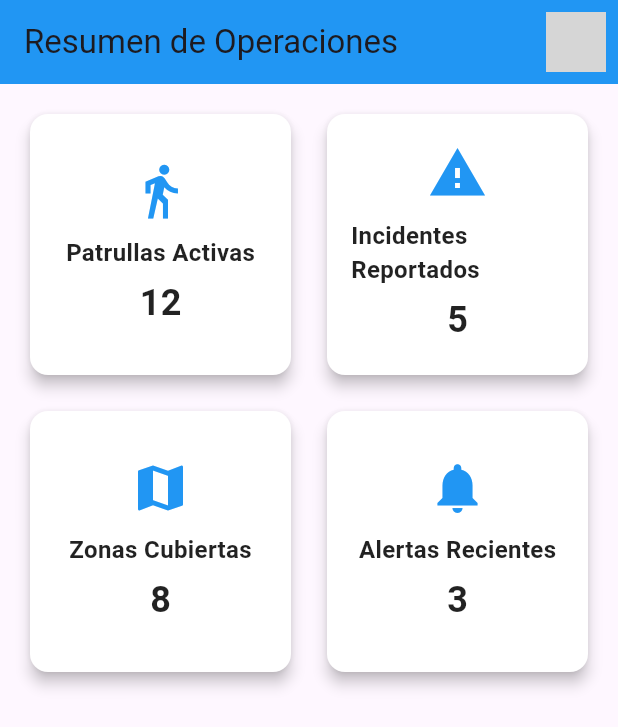
After one commit to richrdPere/13.-App-Sistema-de-Patrullaje-Cusco, a Flutter app: the DashboardScreen screen opened directly, on a phone screen of 412 x 824 dp. The commit adds this screen. Shown: the top 727 px of the screen. Run offline on Flutter 3.47's test engine with Material 3 defaults, Android fonts, the phone set to English and light mode, and no system bars; our stand-ins replace cloud_firestore, firebase_auth, firebase_core, firebase_storage, geolocator, google_maps_flutter and 2 more; accounts and stored records are empty; network calls fail; grey boxes are pictures that could not be loaded.

Commit message:
AGREGAR Chats y Resume Screen, ACTUALIZACION de los iconos de acceso

```diff
--- /dev/null
+++ b/lib/screens/resume/ResumeScreen.dart
@@ -0,0 +1,122 @@
+import 'package:flutter/material.dart';
+import 'package:patrullaje_serenazgo_cusco/screens/profile/ProfileScreen.dart';
+
+void main() {
+  runApp(const ResumeScreen());
+}
+
+class ResumeScreen extends StatelessWidget {
+  const ResumeScreen({super.key});
+
+  @override
+  Widget build(BuildContext context) {
+    return MaterialApp(
+      debugShowCheckedModeBanner: false,
+      theme: ThemeData.light(),
+      darkTheme: ThemeData.dark(),
+      themeMode: ThemeMode.system,
+      home: const DashboardScreen(),
+    );
+  }
+}
+
+class DashboardScreen extends StatelessWidget {
+  const DashboardScreen({super.key});
+
+  @override
+  Widget build(BuildContext context) {
+    final bool isDarkMode = Theme.of(context).brightness == Brightness.dark;
+    final Color primaryColor = isDarkMode ? Colors.blueGrey : Colors.blue;
+    final Color secondaryColor = isDarkMode ? Colors.greenAccent : Colors.green;
+
+    return Scaffold(
+      appBar: AppBar(
+        title: const Text("Resumen de Operaciones"),
+        backgroundColor: primaryColor,
+        actions: [
+          IconButton(
+            icon: CircleAvatar(
+              backgroundImage: NetworkImage("https://i.pravatar.cc/150?img=5"),
+            ),
+            onPressed: () {
+              Navigator.push(
+                context,
+                MaterialPageRoute(builder: (context) => const ProfileScreen()),
+              );
+            },
+          ),
+        ],
+      ),
+      body: Padding(
+        padding: const EdgeInsets.all(16.0),
+        child: GridView.count(
+          crossAxisCount: 2,
+          crossAxisSpacing: 16,
+          mainAxisSpacing: 16,
+          children: const [
+            SummaryCard(
+                title: "Patrullas Activas",
+                value: "12",
+                icon: Icons.directions_walk),
+            SummaryCard(
+                title: "Incidentes Reportados",
+                value: "5",
+                icon: Icons.warning),
+            SummaryCard(title: "Zonas Cubiertas", value: "8", icon: Icons.map),
+            SummaryCard(
+                title: "Alertas Recientes",
+                value: "3",
+                icon: Icons.notifications),
+          ],
+        ),
+      ),
+    );
+  }
+}
+
+class SummaryCard extends StatelessWidget {
+  final String title;
+  final String value;
+  final IconData icon;
+
+  const SummaryCard({
+    super.key,
+    required this.title,
+    required this.value,
+    required this.icon,
+  });
+
+  @override
+  Widget build(BuildContext context) {
+    final bool isDarkMode = Theme.of(context).brightness == Brightness.dark;
+    final Color cardColor = isDarkMode ? Colors.blueGrey[800]! : Colors.white;
+    final Color textColor = isDarkMode ? Colors.white : Colors.black87;
+
+    return Card(
+      elevation: 4,
+      shape: RoundedRectangleBorder(borderRadius: BorderRadius.circular(12)),
+      color: cardColor,
+      child: Padding(
+        padding: const EdgeInsets.all(16.0),
+        child: Column(
+          mainAxisAlignment: MainAxisAlignment.center,
+          children: [
+            Icon(icon, size: 40, color: Colors.blue),
+            const SizedBox(height: 10),
+            Text(title,
+                style: TextStyle(
+                    fontSize: 16,
+                    fontWeight: FontWeight.bold,
+                    color: textColor)),
+            const SizedBox(height: 5),
+            Text(value,
+                style: TextStyle(
+                    fontSize: 24,
+                    fontWeight: FontWeight.bold,
+                    color: textColor)),
+          ],
+        ),
+      ),
+    );
+  }
+}
```
Also changed, not shown: lib/screens/chats/ChatsScreen.dart (added, +174 -0 lines), lib/screens/home/HomeScreen.dart (+26 -16 lines).
